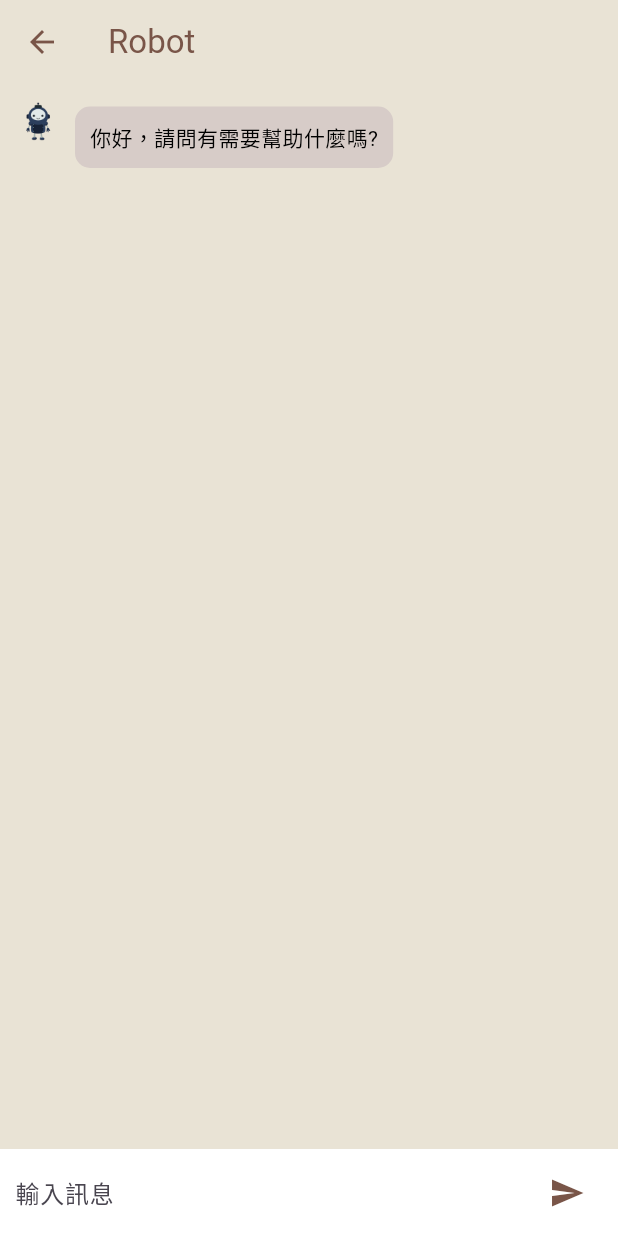
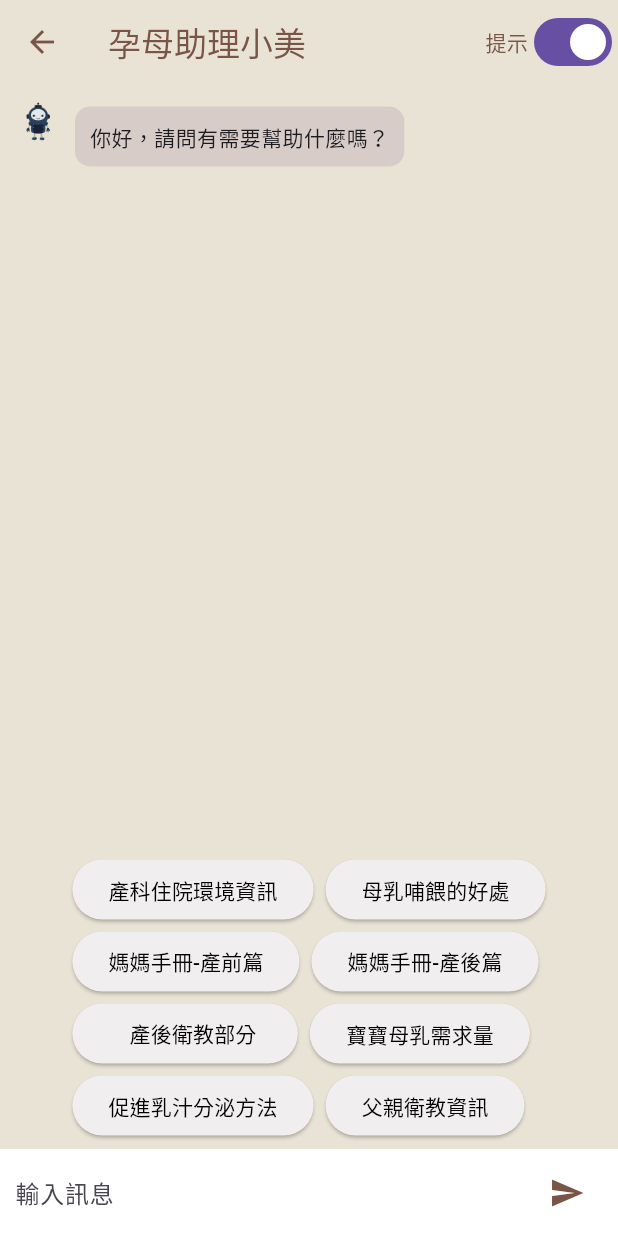
Before and after one commit to 411631277/project, a Flutter app: the RobotWidget screen opened directly with empty values, after a tap on the "send" icon, on a phone screen of 412 x 824 dp. Run offline on Flutter 3.47's test engine with Material 3 defaults, Android fonts, the phone set to English and light mode, and no system bars; our stand-ins replace cloud_firestore, firebase_auth, firebase_core, firebase_storage, image_picker, logger and 4 more; accounts and stored records are empty.

Commit message:
機器人功能新增

```diff
--- a/lib/home/robot.dart
+++ b/lib/home/robot.dart
@@ -1,13 +1,13 @@
+import 'dart:convert';
 import 'package:flutter/material.dart';
-import 'dart:convert';
 import 'package:http/http.dart' as http;
 import 'package:logger/logger.dart';
 
 final Logger logger = Logger();
 
 class RobotWidget extends StatefulWidget {
-  final String userId; // 直接從外部傳入
-  final bool isManUser; // 傳入是否為 manUser
+  final String userId;    // 使用者ID
+  final bool isManUser;   // 是否 man_users
 
   const RobotWidget({
     super.key,
@@ -23,51 +23,56 @@ class _RobotWidgetState extends State<RobotWidget> {
   final TextEditingController _messageController = TextEditingController();
   final List<Map<String, String>> _messages = [];
 
-  // 改成 userId + isManUser
+  // 您的後端 API
   final String apiUrl = "http://180.176.211.159:8000/query";
+
+  // 三個快捷選項
+  final List<String> _quickReplies = ["產科住院環境資訊", "母乳哺餵的好處", "媽媽手冊-產前篇", "媽媽手冊-產後篇", "　產後衛教部分 ", "寶寶母乳需求量", "促進乳汁分泌方法", "父親衛教資訊"];
+
+  // 🔹 用來控制「是否顯示快捷選項」
+  bool _showQuickReplies = true;
 
   @override
   void initState() {
     super.initState();
-    // 初始化聊天時，ChatGPT 自動發送一句話
+    // 初始化：機器人先發一句話
     _messages.add({
       'sender': 'chatgpt',
-      'text': '你好，請問有需要幫助什麼嗎?',
+      'text': '你好，請問有需要幫助什麼嗎？',
     });
   }
 
-  Future<void> _sendMessage(String message) async {
-    if (message.isNotEmpty) {
+  /// 發送訊息給後端
+  Future<void> _sendMessage(String userInput) async {
+    if (userInput.trim().isEmpty) return;
+
+    // 1. 加入使用者訊息
     setState(() {
-        // 1. 加入使用者訊息
-        _messages.add({'sender': 'user', 'text': message});
-        // 2. 加入機器人「思考中」提示
+      _messages.add({'sender': 'user', 'text': userInput});
+      // 加入機器人思考中...
       _messages.add({'sender': 'chatgpt', 'text': '🤖 正在思考...'});
     });
 
+    // 清空輸入框
     _messageController.clear();
 
     try {
-        // 直接使用 widget.userId + widget.isManUser
-        logger.i(
-            "📡 發送請求給 API: user_id=${widget.userId}, isManUser=${widget.isManUser}");
-
+      logger.i("📡 發送請求給 API: user_id=${widget.userId}, isManUser=${widget.isManUser}");
       final response = await http.post(
         Uri.parse(apiUrl),
         headers: {'Content-Type': 'application/json'},
         body: jsonEncode({
-            'message': message,
-            'user_id': widget.userId, // 取代 session_id
-            'is_man_user': widget.isManUser, // 傳送是否 manUser
+          'message': userInput,
+          'user_id': widget.userId,
+          'is_man_user': widget.isManUser,
         }),
       );
 
       if (response.statusCode == 200) {
-          // 直接處理為純文字
         final reply = utf8.decode(response.bodyBytes).trim();
 
         setState(() {
-            // 將最後一則 "🤖 正在思考..." 改為真正回覆
+          // 將最後一則「🤖 正在思考...」改為真正回覆
           _messages.last['text'] = reply.replaceAll("\\n", "\n");
         });
       } else {
@@ -81,43 +86,53 @@ class _RobotWidgetState extends State<RobotWidget> {
       });
     }
   }
-  }
 
   @override
   Widget build(BuildContext context) {
     return Scaffold(
       appBar: AppBar(
+        title: const Text("孕母助理小美", style: TextStyle(color: Colors.brown)),
         backgroundColor: const Color.fromRGBO(233, 227, 213, 1),
         elevation: 0,
         leading: IconButton(
           icon: const Icon(Icons.arrow_back, color: Colors.brown),
           onPressed: () => Navigator.pop(context),
         ),
-        title: const Text(
-          "Robot",
-          style: TextStyle(color: Colors.brown),
+        actions: [
+    Row(
+      mainAxisSize: MainAxisSize.min,
+      children: [
+        const Text("提示", style: TextStyle(color: Colors.brown)),
+        Switch(
+          value: _showQuickReplies,
+          onChanged: (bool newValue) {
+            setState(() {
+              _showQuickReplies = newValue;
+            });
+          },
         ),
+      ],
+    ),
+  ],
 ),
       body: Container(
         color: const Color.fromRGBO(233, 227, 213, 1),
         child: Column(
           children: [
-            // 聊天內容
+            // 聊天訊息
             Expanded(
               child: ListView.builder(
-                padding:
-                    const EdgeInsets.symmetric(vertical: 10, horizontal: 10),
+                padding: const EdgeInsets.symmetric(vertical: 10, horizontal: 10),
                 itemCount: _messages.length,
                 itemBuilder: (context, index) {
                   final message = _messages[index];
-                  final isUser = message['sender'] == 'user';
+                  final isUser = (message['sender'] == 'user');
                   return Row(
                     crossAxisAlignment: CrossAxisAlignment.start,
-                    mainAxisAlignment: isUser
-                        ? MainAxisAlignment.end
-                        : MainAxisAlignment.start,
+                    mainAxisAlignment:
+                        isUser ? MainAxisAlignment.end : MainAxisAlignment.start,
                     children: [
-                      // 如果是 ChatGPT，顯示機器人圖片
+                      // 如果是機器人，就顯示機器人頭像
                       if (!isUser)
                         Container(
                           margin: const EdgeInsets.only(right: 10),
@@ -127,7 +142,6 @@ class _RobotWidgetState extends State<RobotWidget> {
                             height: 30,
                           ),
                         ),
-                      // 訊息氣泡
                       Flexible(
                         child: Container(
                           margin: const EdgeInsets.symmetric(vertical: 5),
@@ -139,15 +153,11 @@ class _RobotWidgetState extends State<RobotWidget> {
                             borderRadius: BorderRadius.circular(10),
                           ),
                           child: Text(
-                            message['text']!,
+                            message['text'] ?? '',
                             softWrap: true,
                             maxLines: null,
                             overflow: TextOverflow.visible,
-                            textAlign: TextAlign.left,
-                            style: TextStyle(
-                              fontSize: 14,
-                              color: Colors.black,
-                            ),
+                            style: const TextStyle(fontSize: 14),
                           ),
                         ),
                       ),
@@ -157,10 +167,29 @@ class _RobotWidgetState extends State<RobotWidget> {
               ),
             ),
 
-            // 輸入框
+            // 🔹 若 _showQuickReplies 為 true，才顯示快捷按鈕
+            if (_showQuickReplies)
               Container(
+                color: const Color.fromRGBO(233, 227, 213, 1),
                 padding: const EdgeInsets.symmetric(horizontal: 10, vertical: 5),
+                child: Wrap(
+                  spacing: 8.0,
+                  children: _quickReplies.map((text) {
+                    return ElevatedButton(
+                      style: ElevatedButton.styleFrom(
+                        backgroundColor: const Color.fromARGB(255, 240, 238, 239),
+                      ),
+                      onPressed: () => _sendMessage(text),
+                      child: Text(text, style: const TextStyle(color: Colors.black)),
+                    );
+                  }).toList(),
+                ),
+              ),
+
+            // 🔹 輸入欄
+            Container(
               color: Colors.white,
+              padding: const EdgeInsets.symmetric(horizontal: 10, vertical: 5),
               child: Row(
                 children: [
                   Expanded(
@@ -175,7 +204,9 @@ class _RobotWidgetState extends State<RobotWidget> {
                   ),
                   IconButton(
                     icon: const Icon(Icons.send, color: Colors.brown),
-                    onPressed: () => _sendMessage(_messageController.text),
+                    onPressed: () {
+                      _sendMessage(_messageController.text);
+                    },
                   ),
                 ],
               ),
--- a/lib/home/setting.dart
+++ b/lib/home/setting.dart
@@ -94,7 +94,7 @@ class SettingWidgetState extends State<SettingWidget> {
                   Navigator.push(
                     context,
                     MaterialPageRoute(
-                      builder: (context) => const NotifyWidget(),
+                      builder: (context) => NotifyWidget(userId: widget.userId, isManUser: widget.isManUser,),
                     ),
                   );
                 },
```
Also changed, not shown: lib/home/notify.dart (+35 -7 lines), 4 other files. Lines whose indentation alone changed are shown as unchanged.
